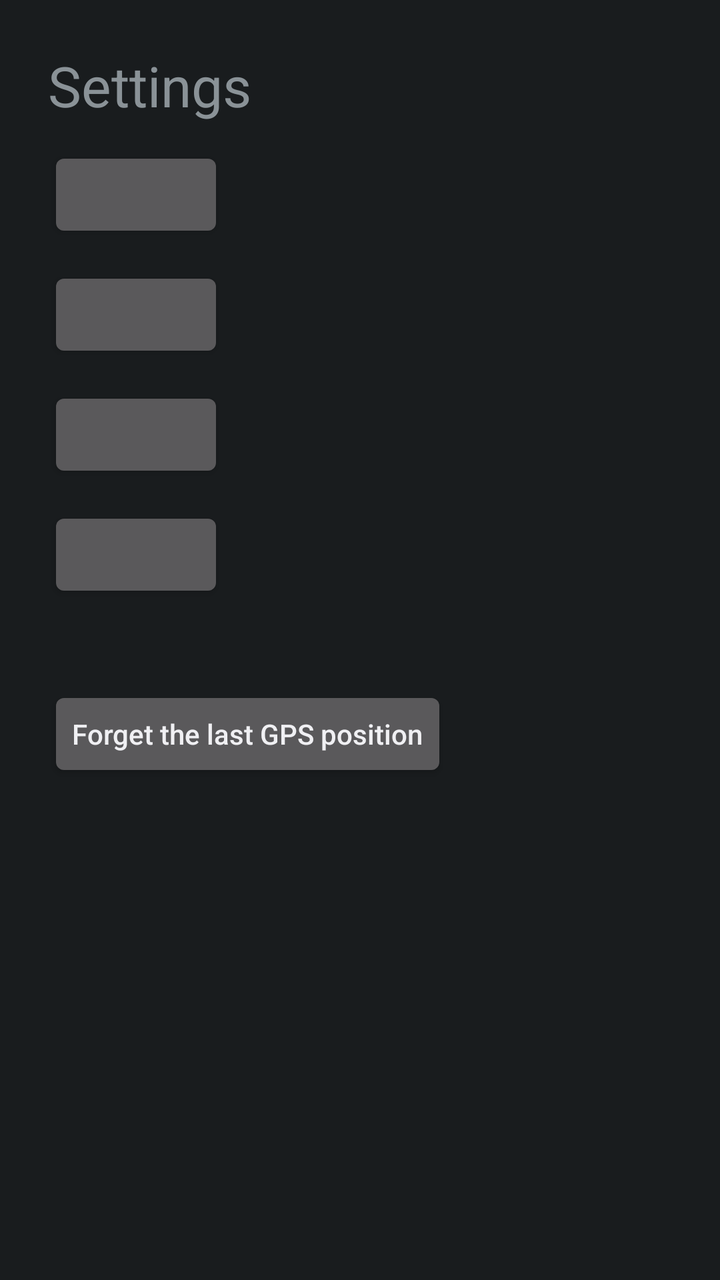
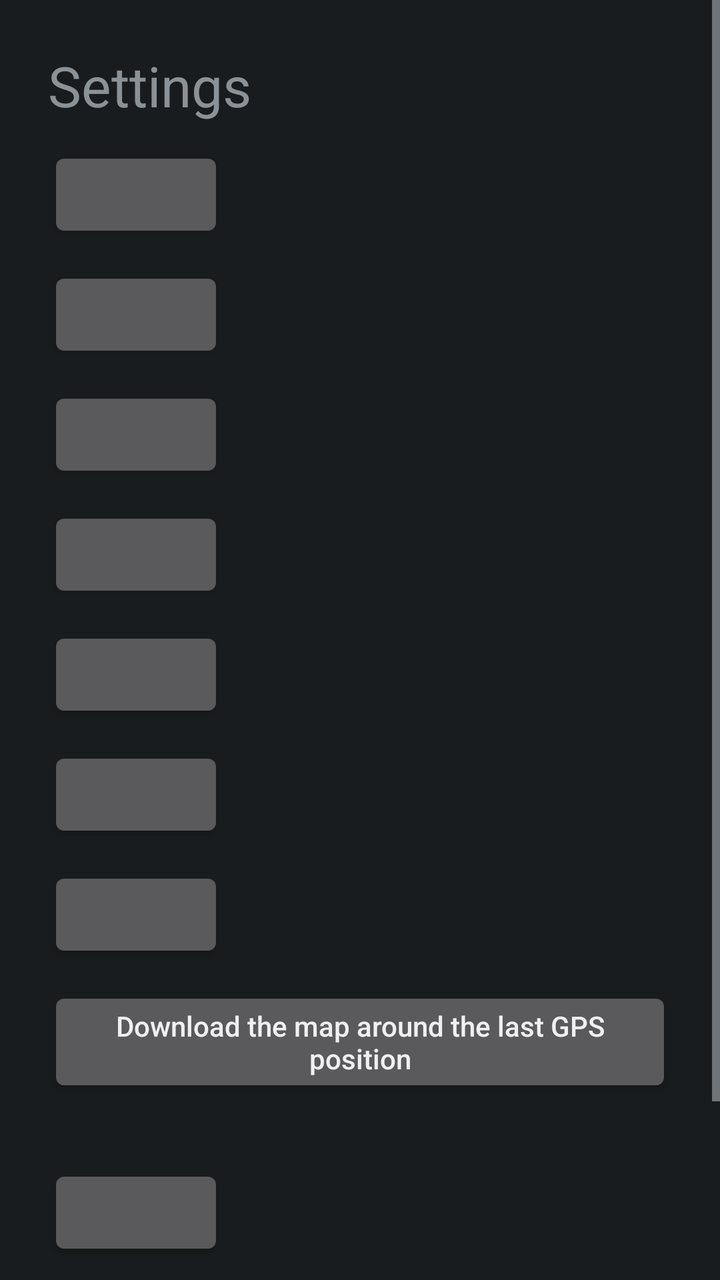

Compare the two renders of this Android layout. The source of the first and the diff that turns it into the second are given below.
<!-- AndroidManifest.xml: application theme android:Theme.DeviceDefault.NoActionBar -->
<!-- res/layout/activity_settings.xml -->
<?xml version="1.0" encoding="utf-8"?>
<ScrollView xmlns:android="http://schemas.android.com/apk/res/android"
    android:layout_width="match_parent"
    android:layout_height="match_parent"
    android:fitsSystemWindows="true">

    <LinearLayout
        android:layout_width="match_parent"
        android:layout_height="wrap_content"
        android:orientation="vertical"
        android:padding="24dp">

        <TextView
            android:layout_width="wrap_content"
            android:layout_height="wrap_content"
            android:text="@string/settings"
            android:textSize="28sp" />

        <Button android:id="@+id/setting_map_button" style="@style/SettingRow" />
        <Button android:id="@+id/setting_map_hold" style="@style/SettingRow" />
        <Button android:id="@+id/setting_hud_size" style="@style/SettingRow" />
        <Button android:id="@+id/setting_last_fix" style="@style/SettingRow" />

        <TextView
            android:id="@+id/setting_last_fix_value"
            android:layout_width="wrap_content"
            android:layout_height="wrap_content"
            android:layout_marginTop="8dp"
            android:textSize="16sp" />

        <Button
            android:id="@+id/setting_forget_fix"
            style="@style/SettingRow"
            android:text="@string/forget_last_fix" />
    </LinearLayout>
</ScrollView>
<!-- resources referenced by this layout -->
<resources>
  <string name="forget_last_fix">Forget the last GPS position</string>
  <string name="settings">Settings</string>
  <style name="SettingRow">
          <item name="android:layout_width">wrap_content</item>
          <item name="android:layout_height">wrap_content</item>
          <item name="android:layout_marginTop">12dp</item>
          <item name="android:textAllCaps">false</item>
      </style>
</resources>

<!-- the commit's change to res/layout/activity_settings.xml (unified diff, before → after) -->
@@ -19,6 +19,20 @@
         <Button android:id="@+id/setting_map_button" style="@style/SettingRow" />
         <Button android:id="@+id/setting_map_hold" style="@style/SettingRow" />
         <Button android:id="@+id/setting_hud_size" style="@style/SettingRow" />
+        <Button android:id="@+id/setting_head_tracking" style="@style/SettingRow" />
+        <Button android:id="@+id/setting_recenter_button" style="@style/SettingRow" />
+        <Button android:id="@+id/setting_map_tiles" style="@style/SettingRow" />
+        <Button android:id="@+id/setting_tile_url" style="@style/SettingRow" />
+        <Button
+            android:id="@+id/setting_download_tiles"
+            style="@style/SettingRow"
+            android:text="@string/download_tiles" />
+
+        <TextView
+            android:id="@+id/setting_download_status"
+            android:layout_width="wrap_content"
+            android:layout_height="wrap_content"
+            android:textSize="16sp" />
         <Button android:id="@+id/setting_last_fix" style="@style/SettingRow" />
 
         <TextView
<!-- resource entries referenced after the edit -->
@@ -1,5 +1,6 @@
 <!-- resources referenced by this layout -->
 <resources>
+  <string name="download_tiles">Download the map around the last GPS position</string>
   <string name="forget_last_fix">Forget the last GPS position</string>
   <string name="settings">Settings</string>
   <style name="SettingRow">
